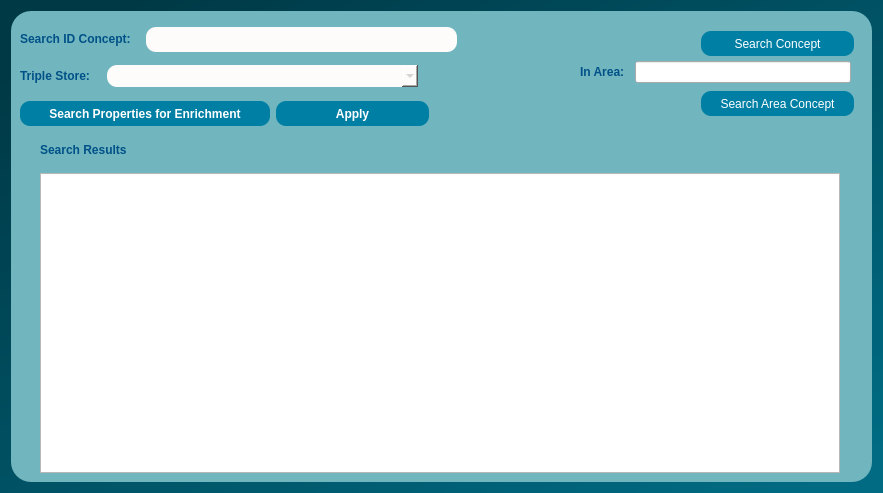
This is dialogs/ui/whattoenrichdialog.ui in sparqlunicorn/sparqlunicornGoesGIS as Qt 5 draws it before an edit. The edited form follows.
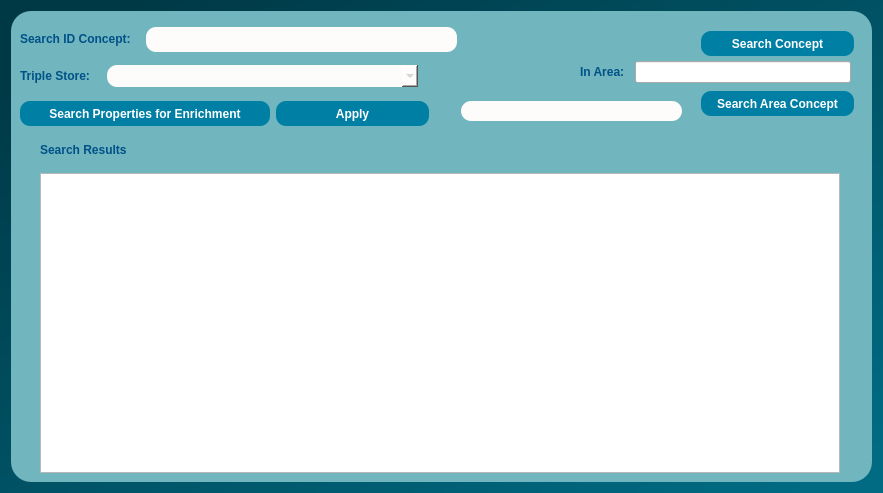
This is the edited form.

The edit to the form file:
```diff
--- a/dialogs/ui/whattoenrichdialog.ui
+++ b/dialogs/ui/whattoenrichdialog.ui
@@ -169,6 +169,13 @@
          <height>25</height>
         </size>
        </property>
+       <property name="font">
+        <font>
+         <pointsize>9</pointsize>
+         <weight>75</weight>
+         <bold>true</bold>
+        </font>
+       </property>
        <property name="cursor">
         <cursorShape>PointingHandCursor</cursorShape>
        </property>
@@ -247,6 +254,13 @@
          <height>25</height>
         </size>
        </property>
+       <property name="font">
+        <font>
+         <pointsize>9</pointsize>
+         <weight>75</weight>
+         <bold>true</bold>
+        </font>
+       </property>
        <property name="cursor">
         <cursorShape>PointingHandCursor</cursorShape>
        </property>
@@ -265,7 +279,7 @@
        <rect>
         <x>9</x>
         <y>9</y>
-        <width>591</width>
+        <width>541</width>
         <height>75</height>
        </rect>
       </property>
@@ -459,6 +473,23 @@
        <string>Apply</string>
       </property>
      </widget>
+     <widget class="QLineEdit" name="lineEdit">
+      <property name="geometry">
+       <rect>
+        <x>450</x>
+        <y>90</y>
+        <width>221</width>
+        <height>20</height>
+       </rect>
+      </property>
+      <property name="styleSheet">
+       <string notr="true">border-radius:10px;
+
+border-color:rgb(45, 45, 45);
+
+background-color: rgb(253, 252, 250);</string>
+      </property>
+     </widget>
     </widget>
    </item>
   </layout>
```
